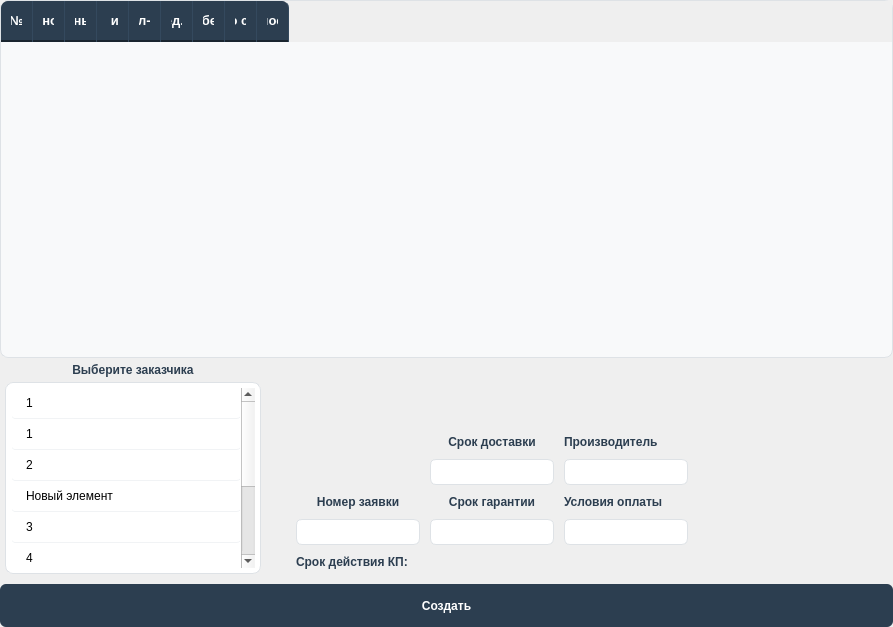
Qt form ui/createDocument.ui (p4st1/AppForCommercialRequests) before a commit.
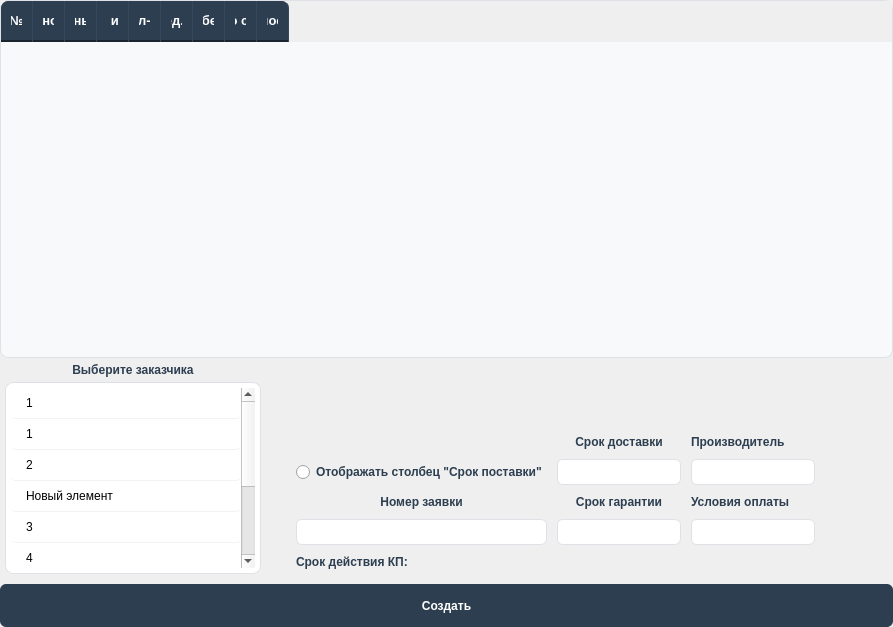
The same form after that commit.

```diff
--- a/ui/createDocument.ui
+++ b/ui/createDocument.ui
@@ -563,6 +563,24 @@
             </property>
            </widget>
           </item>
+          <item row="1" column="3">
+           <widget class="QRadioButton" name="radioButton">
+            <property name="autoFillBackground">
+             <bool>false</bool>
+            </property>
+            <property name="styleSheet">
+             <string notr="true">
+	color:  #2c3e50;
+	font-weight: 600;
+	 font-size: 12px;
+
+</string>
+            </property>
+            <property name="text">
+             <string>Отображать столбец &quot;Срок поставки&quot;</string>
+            </property>
+           </widget>
+          </item>
          </layout>
         </item>
         <item>
```
